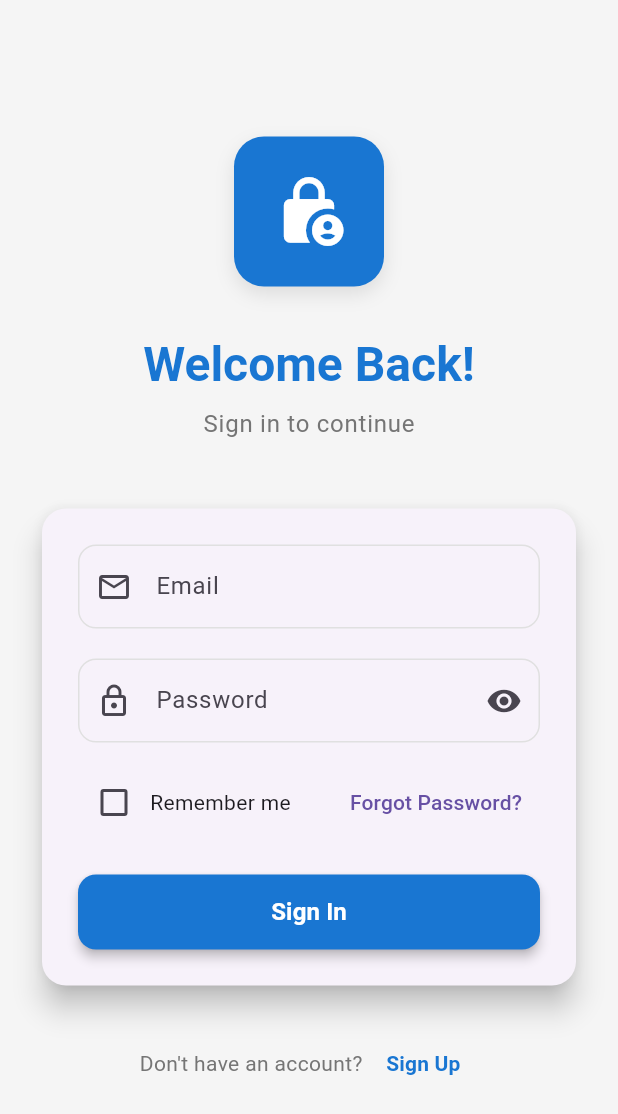
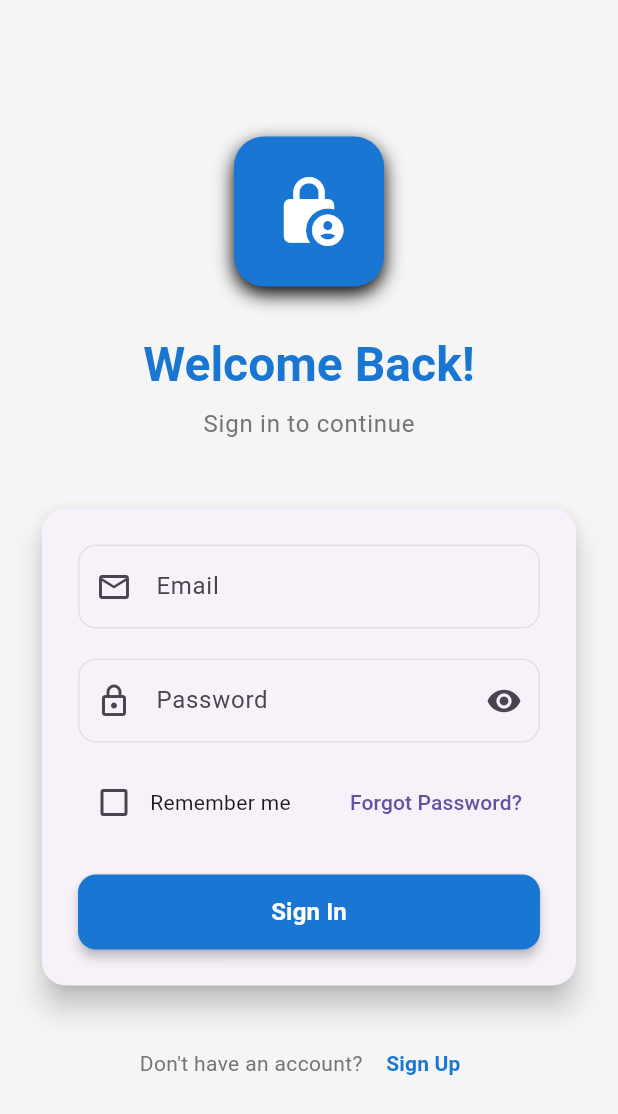
Before and after one commit to MBUDA-BRANICE-NJIRA/My-First-Android-App, a Flutter app: the screen it shows after launch, on a phone screen of 412 x 824 dp. Shown: the top 1114 px of the screen. Run offline on Flutter 3.47's test engine with Material 3 defaults, Android fonts, the phone set to English and light mode, and no system bars.

Commit message:
Corrected the error from color code

```diff
--- a/lib/Screen/login.dart
+++ b/lib/Screen/login.dart
@@ -110,7 +110,7 @@ class _LoginPageState extends State<LoginPage> {
                       borderRadius: BorderRadius.circular(20),
                       boxShadow: [
                         BoxShadow(
-                          color: Colors.black.withOpacity(0.1),
+                          color: Colors.black,
                           blurRadius: 10,
                           offset: const Offset(0, 5),
                         ),
```
